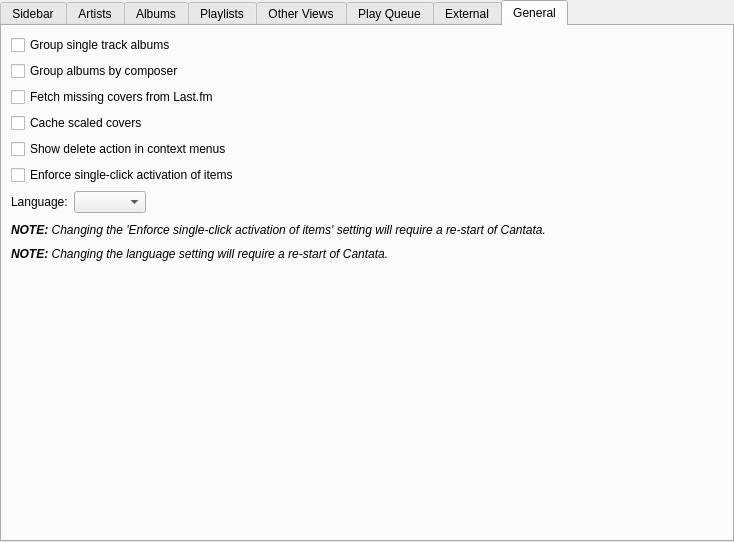
First picture: the form in gui/interfacesettings.ui, repository CDrummond/cantata, before the edit.
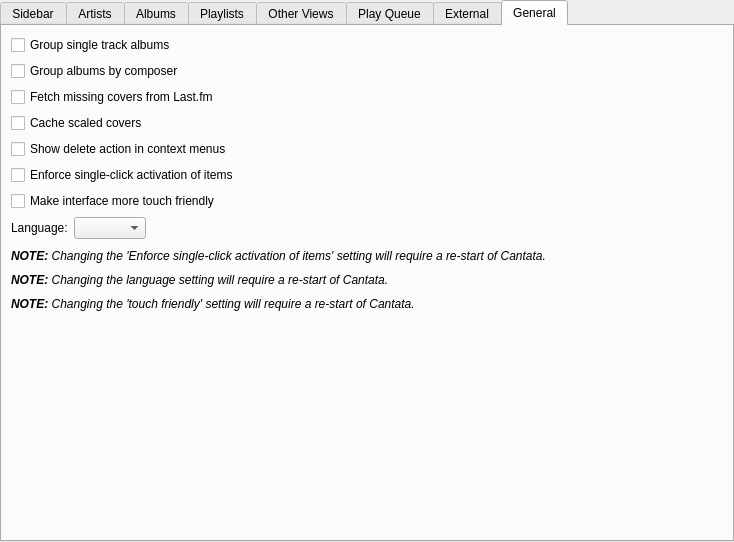
Second picture: the form after the edit. The open tabs and pages were chosen to show the change. Custom widgets are drawn as their Qt base class.

Commit message: Make QtWidgets version more touch friendly?

Diff of the .ui file:
```diff
--- a/gui/interfacesettings.ui
+++ b/gui/interfacesettings.ui
@@ -762,7 +762,17 @@
            </property>
           </widget>
          </item>
-         <item row="6" column="0">
+         <item row="6" column="0" colspan="2">
+          <widget class="QCheckBox" name="touchFriendly">
+           <property name="text">
+            <string>Make interface more touch friendly</string>
+           </property>
+           <property name="toolTip">
+            <string>If set to be touch friendly, Cantata will increase icon sizes and make views 'flickable'</string>
+           </property>
+          </widget>
+         </item>
+         <item row="7" column="0">
           <widget class="BuddyLabel" name="langLabel">
            <property name="text">
             <string>Language:</string>
@@ -772,7 +782,7 @@
            </property>
           </widget>
          </item>
-         <item row="6" column="1">
+         <item row="7" column="1">
           <widget class="QComboBox" name="lang"/>
          </item>
         </layout>
@@ -841,6 +851,38 @@
          </property>
         </widget>
        </item>
+       <item>
+        <spacer name="verticalSpacer_2tf">
+         <property name="orientation">
+          <enum>Qt::Vertical</enum>
+         </property>
+         <property name="sizeType">
+          <enum>QSizePolicy::Fixed</enum>
+         </property>
+         <property name="sizeHint" stdset="0">
+          <size>
+           <width>20</width>
+           <height>4</height>
+          </size>
+         </property>
+        </spacer>
+       </item>
+       <item>
+        <widget class="StateLabel" name="touchFriendlyNoteLabel">
+         <property name="text">
+         <string>&lt;i&gt;&lt;b&gt;NOTE:&lt;/b&gt; Changing the 'touch friendly' setting will require a re-start of Cantata.&lt;/i&gt;</string>
+         </property>
+         <property name="alignment">
+          <set>Qt::AlignLeading|Qt::AlignLeft|Qt::AlignTop</set>
+         </property>
+         <property name="wordWrap">
+          <bool>true</bool>
+         </property>
+         <property name="textInteractionFlags">
+          <set>Qt::NoTextInteraction</set>
+         </property>
+        </widget>
+       </item>
        <item>
         <spacer name="verticalSpacer_2c">
          <property name="orientation">
```
The commit also changes 22 other files.
